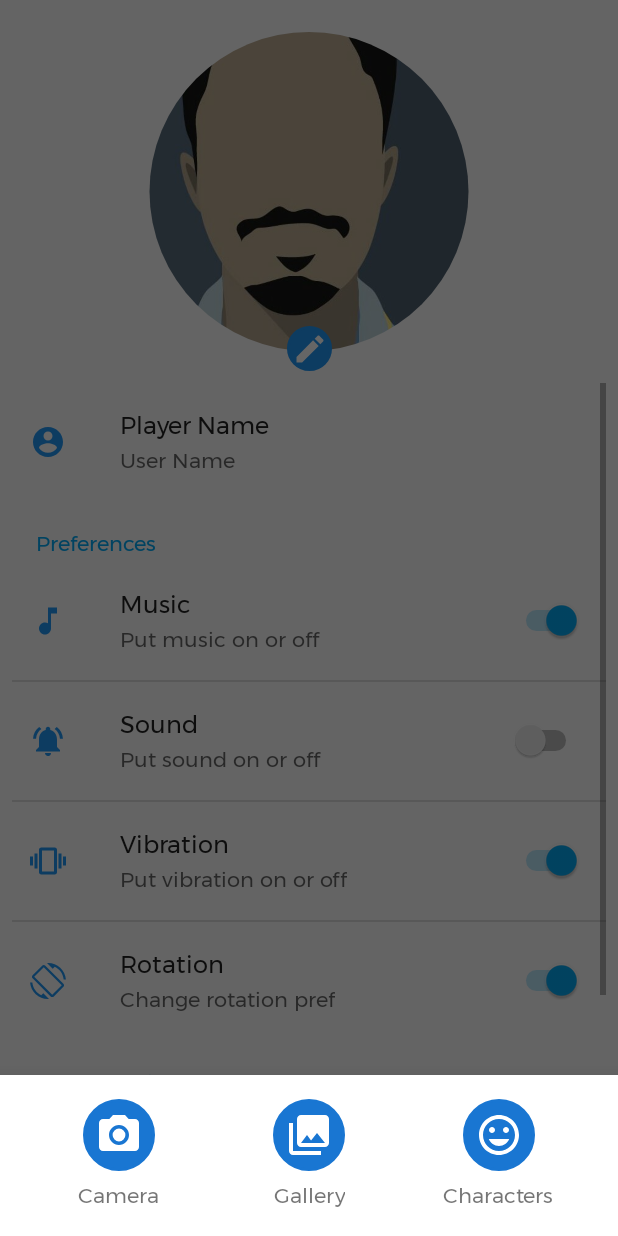
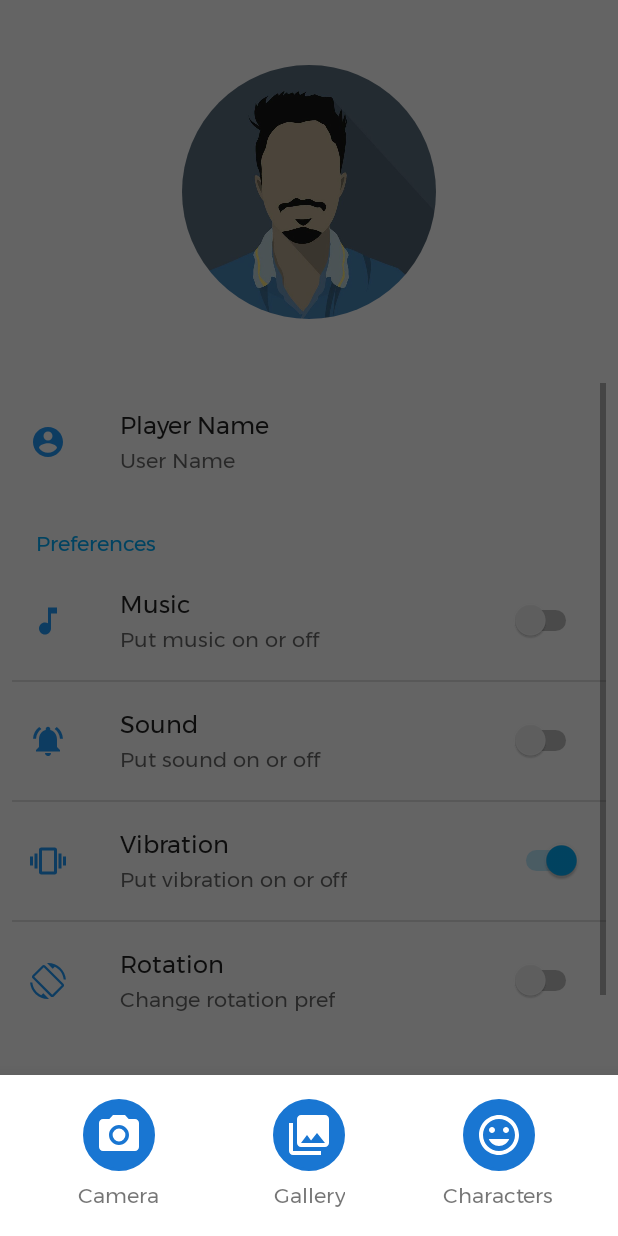
Before and after one commit to jhonnyjester/PlayBinda, an Android app: the PreferencesSettings screen opened directly, with no data from a screen before it, after a tap on an icon or button, on a phone screen of 412 x 824 dp. Run offline under Robolectric (Android 15) with nearby library versions, the phone set to English and light mode, and no system bars; our stand-ins replace CircleImageView; pictures from the network do not load.

Commit message:
Preference Setting Onclick Listener Done

```diff
--- a/app/build.gradle
+++ b/app/build.gradle
@@ -6,10 +6,10 @@ android {
     defaultConfig {
         vectorDrawables.useSupportLibrary = true
         applicationId "com.jhony.jester.play"
-        minSdkVersion 17
+        minSdkVersion 19
         targetSdkVersion 27
-        versionCode 1
-        versionName "1.0"
+        versionCode 5
+        versionName "5.2.5"
         testInstrumentationRunner "android.support.test.runner.AndroidJUnitRunner"
     }
     buildTypes {
--- a/app/src/main/AndroidManifest.xml
+++ b/app/src/main/AndroidManifest.xml
@@ -17,6 +17,12 @@
         android:required="true" />
     <uses-permission
         android:name="android.permission.ACCESS_WIFI_STATE"
+        android:required="true" />
+    <uses-permission
+        android:name="android.permission.CAMERA"
+        android:required="true" />
+    <uses-permission
+        android:name="android.permission.READ_EXTERNAL_STORAGE"
         android:required="true" />
 
     <application
--- a/app/src/main/java/com/jhony/jester/play/Activitys/PreferencesSettings.java
+++ b/app/src/main/java/com/jhony/jester/play/Activitys/PreferencesSettings.java
@@ -1,43 +1,39 @@
 package com.jhony.jester.play.Activitys;
 
 import android.content.Intent;
-import android.content.pm.ResolveInfo;
+import android.content.SharedPreferences;
+import android.graphics.Bitmap;
+import android.net.Uri;
 import android.os.Bundle;
-import android.preference.PreferenceFragment;
-import android.support.annotation.Nullable;
-import android.support.design.widget.BottomSheetBehavior;
+import android.preference.Preference;
+import android.provider.MediaStore;
 import android.support.design.widget.BottomSheetDialog;
 import android.util.Log;
 import android.view.View;
-import android.widget.ArrayAdapter;
 import android.widget.Button;
 import android.widget.FrameLayout;
-import android.widget.ImageButton;
 import android.widget.LinearLayout;
-import android.widget.ListView;
+import android.widget.Toast;
 
+import com.jhony.jester.play.Fragments.MyPreferenceFragment;
 import com.jhony.jester.play.R;
+import com.jhony.jester.play.Utils.Constants;
+import com.jhony.jester.play.Utils.FileUtils;
 import com.jhony.jester.play.Utils.Preferences;
-
-import java.util.Collections;
-import java.util.List;
 
 import de.hdodenhof.circleimageview.CircleImageView;
 
-public class PreferencesSettings extends Preferences {
+public class PreferencesSettings extends Preferences  {
 
     private static final int CAMERA_REQUEST_CODE = 789;
     private static final int GALLERY_REQUEST_CODE = 456;
     private static final String EXTERNAL_DIRECTORY = "PlayBinda/profilePic";
     private final String TAG = "PreferencesSettings";
     LinearLayout cameraLayout, galleryLayout, characterLayout;
-    FrameLayout cameraFrame, galleryFrame, characterFrame;
+    FrameLayout characterFrame;
     BottomSheetDialog dialog;
-    BottomSheetBehavior behavior;
     CircleImageView playerImage;
     Button signOut;
-    ListView galleryListView;
-    ImageButton editImage;
 
     @Override
     protected void onCreate(Bundle savedInstanceState) {
@@ -46,8 +42,6 @@ public class PreferencesSettings extends Preferences {
 
         playerImage = findViewById(R.id.user_image_sett);
         signOut = findViewById(R.id.sign_out_sett);
-        editImage = findViewById(R.id.image_edit);
-
 
         //loading settings fragment
         getFragmentManager().beginTransaction().replace(R.id.content, new MyPreferenceFragment()).commit();
@@ -63,17 +57,10 @@ public class PreferencesSettings extends Preferences {
         playerImage.setOnClickListener(new View.OnClickListener() {
             @Override
             public void onClick(View view) {
-                editImage.performClick();
+                openPicker();
             }
         });
 
-        editImage.setOnClickListener(new View.OnClickListener() {
-            @Override
-            public void onClick(View view) {
-                //open image picker
-                openPicker();
-            }
-        });
     }
 
     private void openPicker() {
@@ -82,14 +69,10 @@ public class PreferencesSettings extends Preferences {
         View view = getLayoutInflater().inflate(R.layout.bottom_sheets, null);
         //bottomSheetsLayout = view.findViewById(R.id.bottom_sheet);
 
-        galleryListView = view.findViewById(R.id.gallery_listview);
-
         cameraLayout = view.findViewById(R.id.camera_layout);
         galleryLayout = view.findViewById(R.id.gallery_layout);
         characterLayout = view.findViewById(R.id.characters_layout);
 
-        cameraFrame = view.findViewById(R.id.camera_frame);
-        galleryFrame = view.findViewById(R.id.gallery_frame);
         characterFrame = view.findViewById(R.id.characters_frame);
 
         dialog = new BottomSheetDialog(this);
@@ -99,57 +82,53 @@ public class PreferencesSettings extends Preferences {
         cameraLayout.setOnClickListener(new View.OnClickListener() {
             @Override
             public void onClick(View view) {
-                cameraFrame.setVisibility(View.VISIBLE);
-                galleryFrame.setVisibility(View.GONE);
                 characterFrame.setVisibility(View.GONE);
-
+                Intent takePictureIntent = new Intent(MediaStore.ACTION_IMAGE_CAPTURE);
+                if (takePictureIntent.resolveActivity(getPackageManager()) != null) {
+                    startActivityForResult(takePictureIntent, CAMERA_REQUEST_CODE);
+                }
             }
         });
 
         galleryLayout.setOnClickListener(new View.OnClickListener() {
             @Override
             public void onClick(View view) {
-                cameraFrame.setVisibility(View.GONE);
-                galleryFrame.setVisibility(View.VISIBLE);
                 characterFrame.setVisibility(View.GONE);
                 Intent intent = new Intent();
-                intent.setType("image");
+                intent.setType("image/*");
                 intent.setAction(Intent.ACTION_GET_CONTENT);
-                List<ResolveInfo> launchables = getPackageManager().queryIntentActivities(intent, 0);
-                Collections.sort(launchables, new ResolveInfo.DisplayNameComparator(getPackageManager()));
-                ArrayAdapter arrayAdapter = new ArrayAdapter(getApplicationContext(), R.layout.players_single_item, R.id.user_name_players, launchables);
-                galleryListView.setAdapter(arrayAdapter);
-
-
-//                startActivityForResult(Intent.createChooser(intent, "Select Picture"), GALLERY_REQUEST_CODE);
+                startActivityForResult(intent, GALLERY_REQUEST_CODE);
             }
         });
 
         characterLayout.setOnClickListener(new View.OnClickListener() {
             @Override
             public void onClick(View view) {
-                cameraFrame.setVisibility(View.GONE);
-                galleryFrame.setVisibility(View.GONE);
                 characterFrame.setVisibility(View.VISIBLE);
-
             }
         });
-
-
-
-    /*    Intent intent = new Intent();
-        intent.setType("image*//*");
-        intent.setAction(Intent.ACTION_GET_CONTENT);
-        startActivityForResult(Intent.createChooser(intent, "Select Picture"), GALLERY_REQUEST_CODE);*/
     }
 
     @Override
     protected void onActivityResult(int requestCode, int resultCode, Intent data) {
         super.onActivityResult(requestCode, resultCode, data);
-        if (resultCode == RESULT_OK && requestCode == CAMERA_REQUEST_CODE) {
-            Log.d(TAG, "onActivityResult: " + data.getData());
-        }
-
+        dialog.cancel();
+        if (resultCode == RESULT_OK && data != null) {
+            if (requestCode == CAMERA_REQUEST_CODE) {
+                Log.d(TAG, "onActivityResult: Camera     " + data.getData());
+                Bundle extras = data.getExtras();
+                Bitmap imageBitmap = (Bitmap) (extras != null ? extras.get("data") : null);
+                if (imageBitmap != null) {
+                    playerImage.setImageBitmap(imageBitmap);
+                } else Toast.makeText(this, "Couldn't Capture Image", Toast.LENGTH_SHORT).show();
+            }
+            if (requestCode == GALLERY_REQUEST_CODE) {
+                Log.d(TAG, "onActivityResult: Gallery      " + data.getData());
+                Uri selectedImageUri = data.getData();
+                String selectedImagePath = FileUtils.getPath(getApplicationContext(), selectedImageUri);
+                playerImage.setImageURI(Uri.parse(selectedImagePath));
+            }
+        } else Log.d(TAG, "onActivityResult: NULL");
     }
 
     @Override
@@ -157,11 +136,6 @@ public class PreferencesSettings extends Preferences {
         super.onBackPressed();
     }
 
-    public static class MyPreferenceFragment extends PreferenceFragment {
-        @Override
-        public void onCreate(@Nullable Bundle savedInstanceState) {
-            super.onCreate(savedInstanceState);
-            addPreferencesFromResource(R.xml.preferences);
-        }
-    }
+
+
 }
--- a/app/src/main/res/layout/activity_preferences_settings.xml
+++ b/app/src/main/res/layout/activity_preferences_settings.xml
@@ -8,8 +8,8 @@
 
     <de.hdodenhof.circleimageview.CircleImageView
         android:id="@+id/user_image_sett"
-        android:layout_width="wrap_content"
-        android:layout_height="0dp"
+        android:layout_width="180dp"
+        android:layout_height="180dp"
         android:layout_marginBottom="8dp"
         android:layout_marginEnd="8dp"
         android:layout_marginStart="8dp"
@@ -22,17 +22,6 @@
         app:layout_constraintStart_toStartOf="parent"
         app:layout_constraintTop_toTopOf="parent" />
 
-    <ImageButton
-        android:id="@+id/image_edit"
-        android:layout_width="30dp"
-        android:layout_height="30dp"
-        android:layout_marginEnd="8dp"
-        android:layout_marginStart="8dp"
-        android:background="@drawable/number_circle"
-        app:layout_constraintBottom_toTopOf="@+id/guideline"
-        app:layout_constraintEnd_toEndOf="parent"
-        app:layout_constraintStart_toStartOf="parent"
-        app:srcCompat="@drawable/ic_edit_black_24dp" />
 
     <android.support.constraint.Guideline
         android:id="@+id/guideline"
--- a/app/src/main/res/layout/bottom_sheets.xml
+++ b/app/src/main/res/layout/bottom_sheets.xml
@@ -101,22 +101,6 @@
     </FrameLayout>
 
     <FrameLayout
-        android:visibility="gone"
-        android:id="@+id/gallery_frame"
-        android:layout_width="match_parent"
-        android:layout_height="match_parent"
-        android:layout_marginTop="@dimen/activity_horizontal_margin">
-
-        <ListView
-            android:id="@+id/gallery_listview"
-            android:layout_width="match_parent"
-            android:layout_height="match_parent">
-
-        </ListView>
-
-    </FrameLayout>
-
-    <FrameLayout
         android:id="@+id/characters_frame"
         android:visibility="gone"
         android:layout_width="match_parent"
--- a/app/src/main/res/xml/preferences.xml
+++ b/app/src/main/res/xml/preferences.xml
@@ -2,43 +2,44 @@
 <PreferenceScreen xmlns:android="http://schemas.android.com/apk/res/android">
     <EditTextPreference
         android:icon="@drawable/ic_account_circle_black_24dp"
-        android:defaultValue="@string/pref_name"
         android:key="@string/pref_name_key"
         android:summary="@string/pref_name_summary"
         android:title="@string/pref_name_title" />
 
     <PreferenceCategory android:title="Preferences">
         <SwitchPreference
+            android:defaultValue="true"
             android:icon="@drawable/ic_music_note_black_24dp"
-            android:defaultValue="true"
             android:key="@string/pref_music_key"
             android:summary="@string/pref_music_summary"
             android:title="@string/pref_music_title" />
         <SwitchPreference
+            android:defaultValue="true"
             android:icon="@drawable/ic_sound"
-            android:defaultValue="false"
             android:key="@string/pref_sound_key"
             android:summary="@string/pref_sound_summary"
             android:title="@string/pref_sound_title" />
         <SwitchPreference
+            android:defaultValue="true"
             android:icon="@drawable/ic_vibration_black_24dp"
-            android:defaultValue="true"
             android:key="@string/pref_vibration_key"
             android:summary="@string/pref_vibration_summary"
             android:title="@string/pref_vibration_title" />
         <SwitchPreference
+            android:defaultValue="true"
             android:icon="@drawable/ic_screen_rotation_black_24dp"
-            android:defaultValue="true"
             android:key="@string/pref_rotation_key"
             android:summary="@string/pref_rotation_summary"
             android:title="@string/pref_rotation_title" />
     </PreferenceCategory>
 
-    <PreferenceCategory android:title="need one title">
-        <Preference android:title="about"
+    <PreferenceCategory android:title="Know more">
+        <Preference android:title="About"
+            android:key="about_preference"
             android:icon="@drawable/ic_info_outline_black_24dp"
             android:summary="about the app and the developer and open source licences put git link"/>
         <Preference android:title="Feedback"
+            android:key="feedback_preference"
             android:icon="@drawable/ic_feedback_black_24dp"
             android:summary="Open G-forms to take in the feedback for advanced"/>
     </PreferenceCategory>
```
Also changed, not shown: app/src/main/java/com/jhony/jester/play/Fragments/MyPreferenceFragment.java (added, +116 -0 lines), app/src/main/java/com/jhony/jester/play/Utils/Constants.java (+7 -0 lines), app/src/main/java/com/jhony/jester/play/Utils/FileUtils.java (added, +295 -0 lines), app/src/main/res/layout/activity_about.xml (+66 -0 lines), app/src/main/res/drawable/allan.jpg (added), app/src/main/res/drawable/ashwithcopy.jpg (added), app/src/main/res/drawable/jonathancopy.jpg (added).
